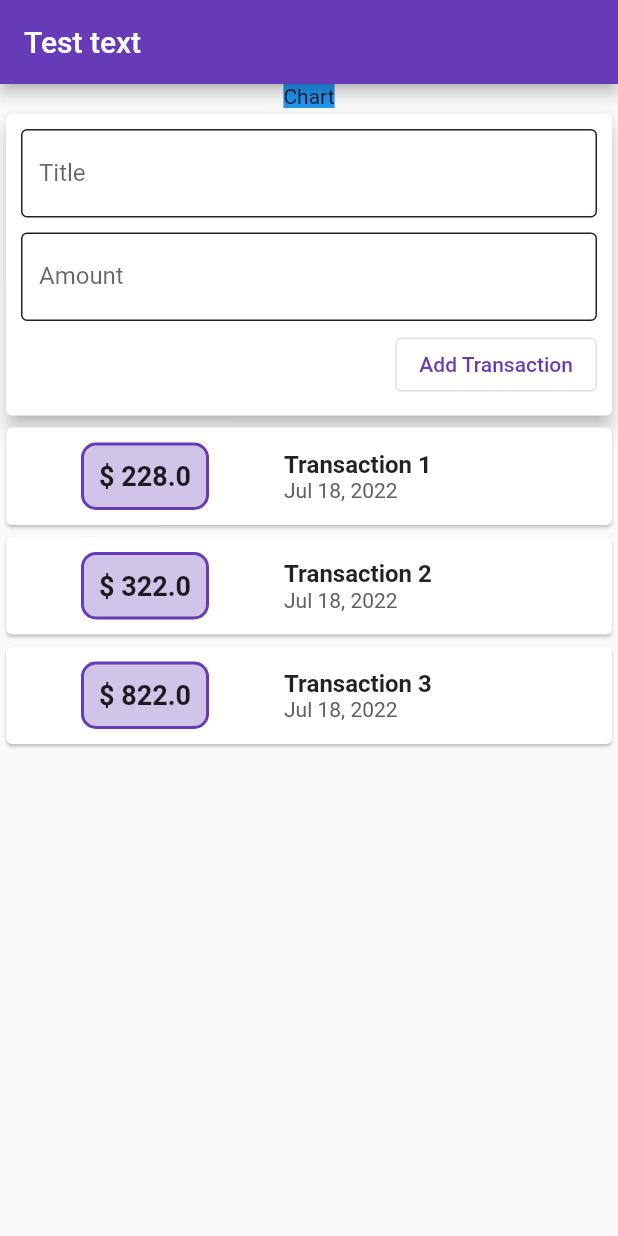
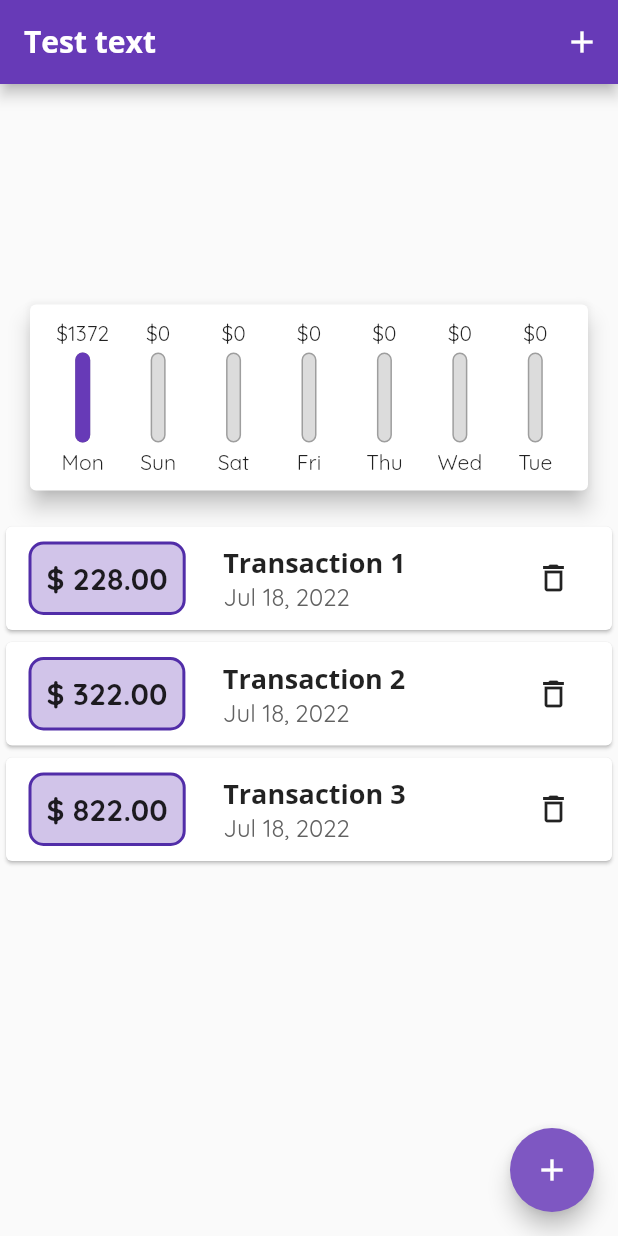
Before and after one commit to MiraculousNightingale/nightingale_flutter_expenses, a Flutter app: the screen it shows after launch, on a phone screen of 412 x 824 dp. Run offline on Flutter 3.47's test engine with Material 2 defaults, Android fonts, the light colour scheme and no system bars.

Commit message:
Improve transaction form and implement chart

```diff
--- a/lib/main.dart
+++ b/lib/main.dart
@@ -1,6 +1,12 @@
+import 'dart:math';
+
 import 'package:flutter/material.dart';
 import 'package:intl/intl.dart';
-import 'package:nightingale_flutter_expenses/views/transaction/transaction_view.dart';
+import 'package:nightingale_flutter_expenses/views/chart/chart.dart';
+
+import 'models/transaction.dart';
+import 'views/transaction/transaction_form.dart';
+import 'views/transaction/transaction_list.dart';
 
 void main() {
   runApp(const MyApp());
@@ -15,13 +21,29 @@ class MyApp extends StatelessWidget {
       title: 'Flutter Demo',
       theme: ThemeData(
         primarySwatch: Colors.deepPurple,
+        accentColor: Colors.deepPurple[400],
+        fontFamily: 'Quicksand',
+        textTheme: const TextTheme(
+          headline6: TextStyle(
+            fontFamily: 'OpenSans',
+            fontSize: 18,
+            fontWeight: FontWeight.bold,
+          ),
+        ),
+        appBarTheme: const AppBarTheme(
+          titleTextStyle: TextStyle(
+            fontFamily: 'OpenSans',
+            fontSize: 20,
+            fontWeight: FontWeight.bold,
+          ),
+        ),
       ),
       home: const MyHomePage(title: 'Flutter Demo Home Page'),
     );
   }
 }
 
-class MyHomePage extends StatelessWidget {
+class MyHomePage extends StatefulWidget {
   const MyHomePage({
     required this.title,
     Key? key,
@@ -30,21 +52,68 @@ class MyHomePage extends StatelessWidget {
   final String title;
 
   @override
+  State<MyHomePage> createState() => _MyHomePageState();
+}
+
+class _MyHomePageState extends State<MyHomePage> {
+  final List<Transaction> _userTransactions = [
+    Transaction(
+        title: 'Transaction 1', amount: 228, date: DateTime.now(), id: 'cock1'),
+    Transaction(
+        title: 'Transaction 2', amount: 322, date: DateTime.now(), id: 'cock2'),
+    Transaction(
+        title: 'Transaction 3', amount: 822, date: DateTime.now(), id: 'cock3'),
+  ];
+
+  void _addTransaction(String txTitle, double txAmount) {
+    final newTx = Transaction(
+      title: txTitle,
+      amount: txAmount,
+      id: 'cock${Random().nextInt(256)}',
+      date: DateTime.now(),
+    );
+    setState(() {
+      _userTransactions.add(newTx);
+    });
+  }
+
+  void _showTransactionForm(BuildContext context) {
+    showModalBottomSheet(
+        context: context,
+        builder: (builderContext) {
+          return TransactionForm(addTx: _addTransaction);
+        });
+  }
+
+  List<Transaction> get _recentTransactions =>
+      _userTransactions.where((element) =>
+          element.date.isAfter(
+            DateTime.now().subtract(const Duration(days: 7)))).toList();
+
+  @override
   Widget build(BuildContext context) {
     return Scaffold(
       appBar: AppBar(
         title: const Text('Test text'),
+        actions: [
+          IconButton(
+              onPressed: () => _showTransactionForm(context),
+              icon: const Icon(Icons.add)),
+        ],
       ),
       body: Center(
-        child: Column(
-          children: [
-            Container(
-              decoration: const BoxDecoration(color: Colors.blue),
-              child: const Text('Chart'),
-            ),
-            TransactionView(),
-          ],
+        child: SingleChildScrollView(
+          child: Column(
+            children: [
+              _userTransactions.isEmpty ? const CircularProgressIndicator() : Chart(recentTransactions: _recentTransactions,),
+              TransactionList(userTransactions: _userTransactions),
+            ],
+          ),
         ),
+      ),
+      floatingActionButton: FloatingActionButton(
+        child: const Icon(Icons.add),
+        onPressed: () => _showTransactionForm(context),
       ),
     );
   }
--- /dev/null
+++ b/lib/views/chart/chart.dart
@@ -0,0 +1,59 @@
+import 'package:flutter/material.dart';
+import 'package:intl/intl.dart';
+import 'package:nightingale_flutter_expenses/models/transaction.dart';
+import 'package:nightingale_flutter_expenses/views/chart/chart_bar.dart';
+
+class Chart extends StatelessWidget {
+  const Chart({required this.recentTransactions, Key? key}) : super(key: key);
+
+  final List<Transaction> recentTransactions;
+
+  List<Map<String, dynamic>> get groupedTransactionValues {
+    return List.generate(7, (index) {
+      final weekDay = DateTime.now().subtract(Duration(days: index));
+      double sumAmount = 0;
+      for (final transaction in recentTransactions) {
+        if (transaction.date.day == weekDay.day &&
+            transaction.date.month == weekDay.month &&
+            transaction.date.year == weekDay.year) {
+          sumAmount += transaction.amount;
+        }
+      }
+      //print('Sum for day ${DateFormat.E().format(weekDay)} = $sumAmount');
+      return {'day': DateFormat.E().format(weekDay), 'amount': sumAmount};
+    });
+  }
+
+  double get totalSpending {
+    return groupedTransactionValues.fold<double>(
+        0, (previousValue, element) => previousValue + element['amount']);
+  }
+
+  @override
+  Widget build(BuildContext context) {
+    //var test = groupedTransactionValues;
+    return Card(
+      elevation: 6,
+      margin: const EdgeInsets.all(20),
+      child: Padding(
+        padding: const EdgeInsets.all(10),
+        child: Row(
+          mainAxisAlignment: MainAxisAlignment.spaceAround,
+          children: groupedTransactionValues
+              .map(
+                (element) => Flexible(
+                  fit: FlexFit.tight,
+                  child: ChartBar(
+                      label: element['day'],
+                      spendingAmount: element['amount'],
+                      spendingPercentage: totalSpending == 0
+                          ? 0.0
+                          : element['amount'] / totalSpending),
+                ),
+              )
+              .toList(),
+        ),
+      ),
+    );
+  }
+}
--- /dev/null
+++ b/lib/views/chart/chart_bar.dart
@@ -0,0 +1,50 @@
+import 'package:flutter/material.dart';
+
+class ChartBar extends StatelessWidget {
+  const ChartBar({
+    required this.label,
+    required this.spendingAmount,
+    required this.spendingPercentage,
+    Key? key,
+  }) : super(key: key);
+
+  final String label;
+  final double spendingAmount;
+  final double spendingPercentage;
+
+  @override
+  Widget build(BuildContext context) {
+    return Column(
+      children: [
+        FittedBox(child: Text('\$${spendingAmount.toStringAsFixed(0)}')),
+        const SizedBox(height: 4),
+        Container(
+          height: 60,
+          width: 10,
+          child: Stack(
+            children: [
+              Container(
+                decoration: BoxDecoration(
+                  border: Border.all(color: Colors.grey, width: 1),
+                  color: const Color.fromRGBO(220, 220, 220, 1),
+                  borderRadius: BorderRadius.circular(10),
+                ),
+              ),
+              FractionallySizedBox(
+                heightFactor: spendingPercentage,
+                child: Container(
+                  decoration: BoxDecoration(
+                    color: Theme.of(context).primaryColor,
+                    borderRadius: BorderRadius.circular(10),
+                  ),
+                ),
+              ),
+            ],
+          ),
+        ),
+        const SizedBox(height: 4),
+        Text(label),
+      ],
+    );
+  }
+}
--- a/lib/views/transaction/transaction_form.dart
+++ b/lib/views/transaction/transaction_form.dart
@@ -1,14 +1,20 @@
 import 'package:flutter/material.dart';
 
-class TransactionForm extends StatelessWidget {
-  TransactionForm({
+class TransactionForm extends StatefulWidget {
+  const TransactionForm({
     required this.addTx,
     Key? key,
   }) : super(key: key);
 
   final Function addTx;
 
+  @override
+  State<TransactionForm> createState() => _TransactionFormState();
+}
+
+class _TransactionFormState extends State<TransactionForm> {
   final titleInputCtrl = TextEditingController();
+
   final amountInputCtrl = TextEditingController();
 
   @override
@@ -42,6 +48,7 @@ class TransactionForm extends StatelessWidget {
             ),
             TextField(
               controller: amountInputCtrl,
+              //onSubmitted: ,
               keyboardType: TextInputType.number,
               decoration: InputDecoration(
                 labelText: 'Amount',
@@ -62,7 +69,14 @@ class TransactionForm extends StatelessWidget {
             ),
             OutlinedButton(
               onPressed: () {
-                addTx(titleInputCtrl.text, double.parse(amountInputCtrl.text));
+                final String enteredTitle = titleInputCtrl.text;
+                final double? enteredAmount =
+                    double.tryParse(amountInputCtrl.text);
+                if (enteredAmount != null &&
+                    (enteredTitle.isNotEmpty || enteredAmount > 0)) {
+                  widget.addTx(enteredTitle, enteredAmount);
+                  Navigator.of(context).pop();
+                }
               },
               child: const Text('Add Transaction'),
             ),
--- a/lib/views/transaction/transaction_list.dart
+++ b/lib/views/transaction/transaction_list.dart
@@ -3,7 +3,7 @@ import 'package:intl/intl.dart';
 
 import '../../models/transaction.dart';
 
-class TransactionList extends StatelessWidget {
+class TransactionList extends StatefulWidget {
   const TransactionList({
     required this.userTransactions,
     Key? key,
@@ -12,49 +12,88 @@ class TransactionList extends StatelessWidget {
   final List<Transaction> userTransactions;
 
   @override
+  State<TransactionList> createState() => _TransactionListState();
+}
+
+class _TransactionListState extends State<TransactionList> {
+  @override
   Widget build(BuildContext context) {
-    return Column(
-      children: userTransactions.map((transaction) {
+    return SizedBox(
+      height: 350,
+      child: widget.userTransactions.isEmpty
+          ? Column(
+              children: [
+                const Text("There are no transactions yet"),
+                const SizedBox(
+                  height: 25,
+                ),
+                SizedBox(
+                  height: 200,
+                  child: Image.asset('assets/image/waiting.png'),
+                ),
+              ],
+            )
+          : ListView.builder(
+              itemBuilder: (BuildContext context, int index) {
                 return Card(
                   child: Row(
+                    // mainAxisAlignment: MainAxisAlignment.spaceBetween,
                     children: [
                       Container(
-              margin: const EdgeInsets.symmetric(vertical: 10, horizontal: 50),
+                        margin: const EdgeInsets.fromLTRB(15, 10, 25, 10),
                         padding: const EdgeInsets.all(10),
                         decoration: BoxDecoration(
-                color: Colors.deepPurple[100],
-                border: Border.all(color: Colors.deepPurple, width: 2),
-                borderRadius: const BorderRadius.all(Radius.circular(10)),
+                          color: Theme.of(context).primaryColorLight,
+                          border: Border.all(
+                              color: Theme.of(context).primaryColorDark,
+                              width: 2),
+                          borderRadius:
+                              const BorderRadius.all(Radius.circular(10)),
                         ),
                         child: Text(
-                '\$ ${transaction.amount}',
+                          '\$ ${widget.userTransactions[index].amount.toStringAsFixed(2)}',
                           style: const TextStyle(
-                  fontSize: 18,
+                            fontSize: 20,
                             fontWeight: FontWeight.bold,
                           ),
                         ),
                       ),
-            Column(
+                      Expanded(
+                        child: Column(
                           crossAxisAlignment: CrossAxisAlignment.start,
                           children: [
                             Text(
-                  transaction.title,
-                  style: const TextStyle(
-                    fontSize: 16,
-                    fontWeight: FontWeight.bold,
-                  ),
+                              widget.userTransactions[index].title,
+                              style: Theme.of(context).textTheme.headline6,
                             ),
                             Text(
-                  DateFormat.yMMMd().format(transaction.date),
+                              DateFormat.yMMMd()
+                                  .format(widget.userTransactions[index].date),
                               style: TextStyle(
+                                fontSize: 16,
                                 color: Colors.grey[700],
                               ),
                             ),
                           ],
                         ),
+                      ),
+                      IconButton(
+                        onPressed: () {
+                          setState((){
+                            widget.userTransactions.removeAt(index);
+                          });
+                        },
+                        icon: const Icon(Icons.delete_outline),
+                      ),
+                      const SizedBox(
+                        width: 15,
+                      ),
                     ],
-        ));
-      }).toList(),
+                  ),
+                );
+              },
+              itemCount: widget.userTransactions.length,
+            ),
     );
   }
 }
--- a/lib/views/transaction/transaction_view.dart
+++ /dev/null
@@ -1,45 +0,0 @@
-import 'package:flutter/material.dart';
-
-import '../../models/transaction.dart';
-import 'transaction_form.dart';
-import 'transaction_list.dart';
-
-class TransactionView extends StatefulWidget {
-  const TransactionView({Key? key}) : super(key: key);
-
-  @override
-  State<TransactionView> createState() => _TransactionViewState();
-}
-
-class _TransactionViewState extends State<TransactionView> {
-  final List<Transaction> _userTransactions = [
-    Transaction(
-        title: 'Transaction 1', amount: 228, date: DateTime.now(), id: 'cock1'),
-    Transaction(
-        title: 'Transaction 2', amount: 322, date: DateTime.now(), id: 'cock2'),
-    Transaction(
-        title: 'Transaction 3', amount: 822, date: DateTime.now(), id: 'cock3'),
-  ];
-
-  @override
-  Widget build(BuildContext context) {
-    return Column(
-      children: [
-        TransactionForm(addTx: _addTransaction),
-        TransactionList(userTransactions: _userTransactions),
-      ],
-    );
-  }
-
-  void _addTransaction(String txTitle, double txAmount) {
-    final newTx = Transaction(
-      title: txTitle,
-      amount: txAmount,
-      id: '111',
-      date: DateTime.now(),
-    );
-    setState(() {
-      _userTransactions.add(newTx);
-    });
-  }
-}
```
Also changed, not shown: pubspec.yaml (+13 -0 lines). Lines whose indentation alone changed are shown as unchanged.
